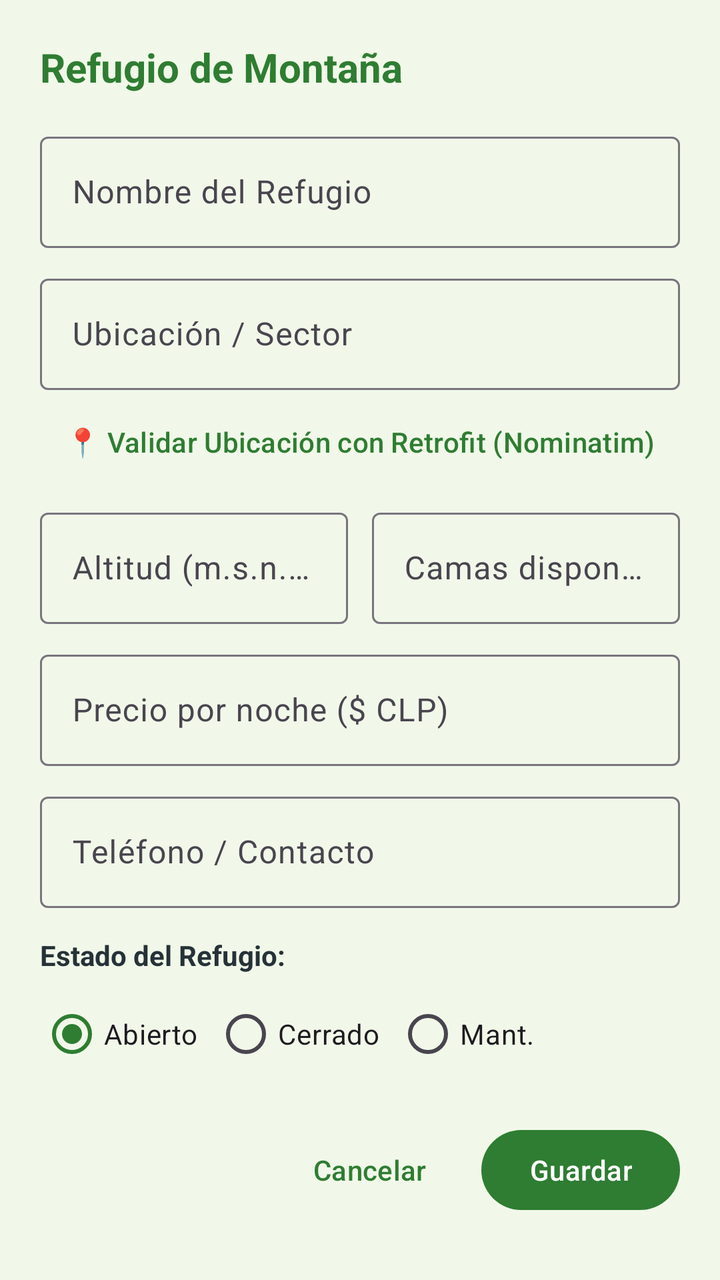
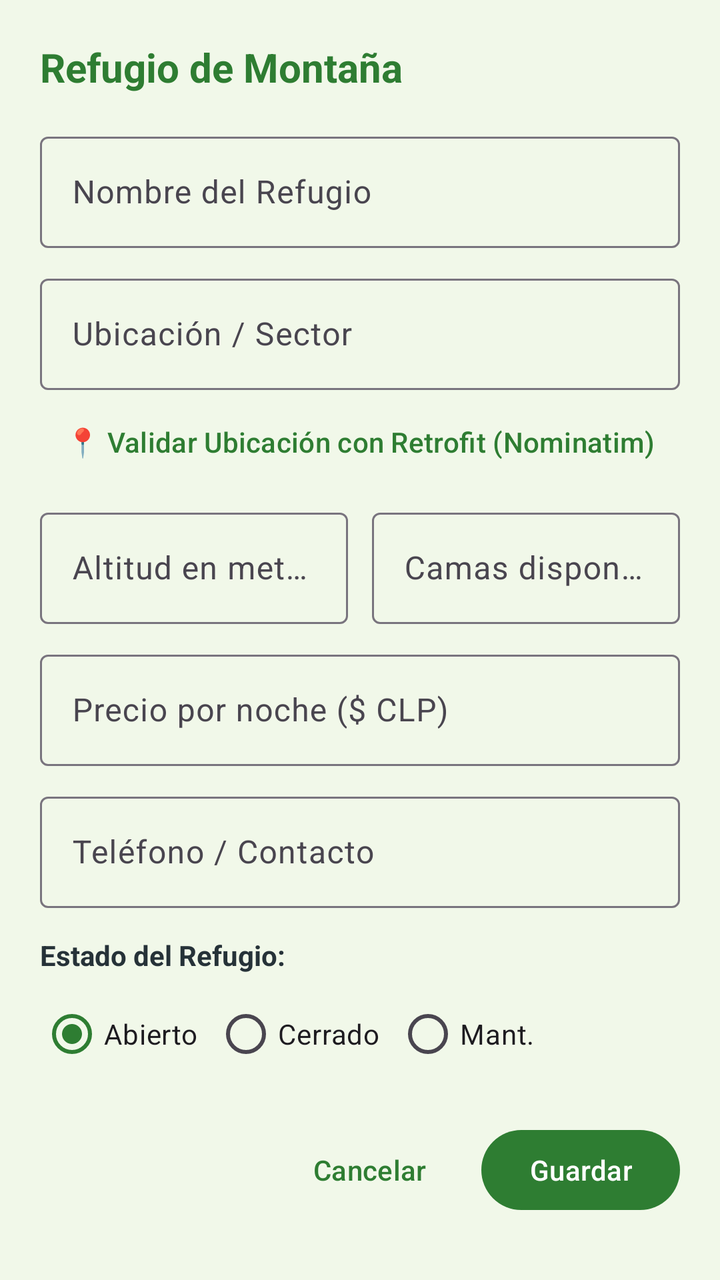

Screens rendered from an Android XML layout before and after an edit, with the pre-edit source and the edit as a unified diff.
<!-- AndroidManifest.xml: application theme Theme.CampsAndMountain -->
<!-- res/layout/dialog_form_refugio.xml -->
<?xml version="1.0" encoding="utf-8"?>
<ScrollView xmlns:android="http://schemas.android.com/apk/res/android"
    xmlns:app="http://schemas.android.com/apk/res-auto"
    android:layout_width="match_parent"
    android:layout_height="wrap_content"
    android:padding="20dp">

    <LinearLayout
        android:layout_width="match_parent"
        android:layout_height="wrap_content"
        android:orientation="vertical">

        <TextView
            android:id="@+id/tvFormTitle"
            android:layout_width="match_parent"
            android:layout_height="wrap_content"
            android:text="Refugio de Montaña"
            android:textColor="@color/primary_green"
            android:textSize="20sp"
            android:textStyle="bold" />

        <com.google.android.material.textfield.TextInputLayout
            style="@style/Widget.Material3.TextInputLayout.OutlinedBox"
            android:layout_width="match_parent"
            android:layout_height="wrap_content"
            android:layout_marginTop="16dp"
            android:hint="Nombre del Refugio">

            <com.google.android.material.textfield.TextInputEditText
                android:id="@+id/etNombre"
                android:layout_width="match_parent"
                android:layout_height="wrap_content"
                android:inputType="textCapWords" />
        </com.google.android.material.textfield.TextInputLayout>

        <com.google.android.material.textfield.TextInputLayout
            style="@style/Widget.Material3.TextInputLayout.OutlinedBox"
            android:layout_width="match_parent"
            android:layout_height="wrap_content"
            android:layout_marginTop="10dp"
            android:hint="Ubicación / Sector">

            <com.google.android.material.textfield.TextInputEditText
                android:id="@+id/etUbicacion"
                android:layout_width="match_parent"
                android:layout_height="wrap_content"
                android:inputType="textCapSentences" />
        </com.google.android.material.textfield.TextInputLayout>

        <com.google.android.material.button.MaterialButton
            android:id="@+id/btnValidarUbicacion"
            style="@style/Widget.Material3.Button.TextButton"
            android:layout_width="match_parent"
            android:layout_height="wrap_content"
            android:layout_marginTop="2dp"
            android:text="📍 Validar Ubicación con Retrofit (Nominatim)"
            android:textColor="@color/primary_green" />

        <LinearLayout
            android:layout_width="match_parent"
            android:layout_height="wrap_content"
            android:layout_marginTop="6dp"
            android:orientation="horizontal">

            <com.google.android.material.textfield.TextInputLayout
                style="@style/Widget.Material3.TextInputLayout.OutlinedBox"
                android:layout_width="0dp"
                android:layout_height="wrap_content"
                android:layout_marginEnd="6dp"
                android:layout_weight="1"
                android:hint="Altitud (m.s.n.m.)">

                <com.google.android.material.textfield.TextInputEditText
                    android:id="@+id/etAltitud"
                    android:layout_width="match_parent"
                    android:layout_height="wrap_content"
                    android:inputType="number" />
            </com.google.android.material.textfield.TextInputLayout>

            <com.google.android.material.textfield.TextInputLayout
                style="@style/Widget.Material3.TextInputLayout.OutlinedBox"
                android:layout_width="0dp"
                android:layout_height="wrap_content"
                android:layout_marginStart="6dp"
                android:layout_weight="1"
                android:hint="Camas disponibles">

                <com.google.android.material.textfield.TextInputEditText
                    android:id="@+id/etCamas"
                    android:layout_width="match_parent"
                    android:layout_height="wrap_content"
                    android:inputType="number" />
            </com.google.android.material.textfield.TextInputLayout>
        </LinearLayout>

        <com.google.android.material.textfield.TextInputLayout
            style="@style/Widget.Material3.TextInputLayout.OutlinedBox"
            android:layout_width="match_parent"
            android:layout_height="wrap_content"
            android:layout_marginTop="10dp"
            android:hint="Precio por noche ($ CLP)">

            <com.google.android.material.textfield.TextInputEditText
                android:id="@+id/etPrecio"
                android:layout_width="match_parent"
                android:layout_height="wrap_content"
                android:inputType="number" />
        </com.google.android.material.textfield.TextInputLayout>

        <com.google.android.material.textfield.TextInputLayout
            style="@style/Widget.Material3.TextInputLayout.OutlinedBox"
            android:layout_width="match_parent"
            android:layout_height="wrap_content"
            android:layout_marginTop="10dp"
            android:hint="Teléfono / Contacto">

            <com.google.android.material.textfield.TextInputEditText
                android:id="@+id/etTelefono"
                android:layout_width="match_parent"
                android:layout_height="wrap_content"
                android:inputType="phone" />
        </com.google.android.material.textfield.TextInputLayout>

        <TextView
            android:layout_width="wrap_content"
            android:layout_height="wrap_content"
            android:layout_marginTop="14dp"
            android:text="Estado del Refugio:"
            android:textColor="@color/slate_dark"
            android:textStyle="bold" />

        <RadioGroup
            android:id="@+id/rgEstado"
            android:layout_width="match_parent"
            android:layout_height="wrap_content"
            android:layout_marginTop="6dp"
            android:orientation="horizontal">

            <RadioButton
                android:id="@+id/rbAbierto"
                android:layout_width="wrap_content"
                android:layout_height="wrap_content"
                android:checked="true"
                android:text="Abierto" />

            <RadioButton
                android:id="@+id/rbCerrado"
                android:layout_width="wrap_content"
                android:layout_height="wrap_content"
                android:layout_marginStart="8dp"
                android:text="Cerrado" />

            <RadioButton
                android:id="@+id/rbMantenimiento"
                android:layout_width="wrap_content"
                android:layout_height="wrap_content"
                android:layout_marginStart="8dp"
                android:text="Mant." />
        </RadioGroup>

        <LinearLayout
            android:layout_width="match_parent"
            android:layout_height="wrap_content"
            android:layout_marginTop="20dp"
            android:gravity="end"
            android:orientation="horizontal">

            <com.google.android.material.button.MaterialButton
                android:id="@+id/btnCancelar"
                style="@style/Widget.Material3.Button.TextButton"
                android:layout_width="wrap_content"
                android:layout_height="wrap_content"
                android:text="Cancelar" />

            <com.google.android.material.button.MaterialButton
                android:id="@+id/btnGuardar"
                android:layout_width="wrap_content"
                android:layout_height="wrap_content"
                android:layout_marginStart="12dp"
                android:text="Guardar" />
        </LinearLayout>

    </LinearLayout>
</ScrollView>
<!-- resources referenced by this layout -->
<resources>
  <color name="primary_green">#2E7D32</color>
  <color name="slate_dark">#263238</color>
  <style name="Theme.CampsAndMountain" parent="Base.Theme.CampsAndMountain" />
  <style name="Base.Theme.CampsAndMountain" parent="Theme.Material3.DayNight.NoActionBar">
          <item name="colorPrimary">@color/primary_green</item>
          <item name="colorPrimaryVariant">@color/primary_dark_green</item>
          <item name="colorOnPrimary">@color/white</item>
          <item name="colorSecondary">@color/slate_gray</item>
          <item name="colorOnSecondary">@color/white</item>
          <item name="colorTertiary">@color/accent_gold</item>
          <item name="android:statusBarColor">@color/primary_dark_green</item>
          <item name="android:windowBackground">@color/bg_light_green</item>
      </style>
  <color name="primary_dark_green">#1B5E20</color>
  <color name="white">#FFFFFF</color>
  <color name="slate_gray">#37474F</color>
  <color name="accent_gold">#F57F17</color>
  <color name="bg_light_green">#F1F8E9</color>
</resources>

<!-- the commit's change to res/layout/dialog_form_refugio.xml (unified diff, before → after) -->
@@ -68,7 +68,7 @@
                 android:layout_height="wrap_content"
                 android:layout_marginEnd="6dp"
                 android:layout_weight="1"
-                android:hint="Altitud (m.s.n.m.)">
+                android:hint="Altitud en metros (m.s.n.m.)">
 
                 <com.google.android.material.textfield.TextInputEditText
                     android:id="@+id/etAltitud"
